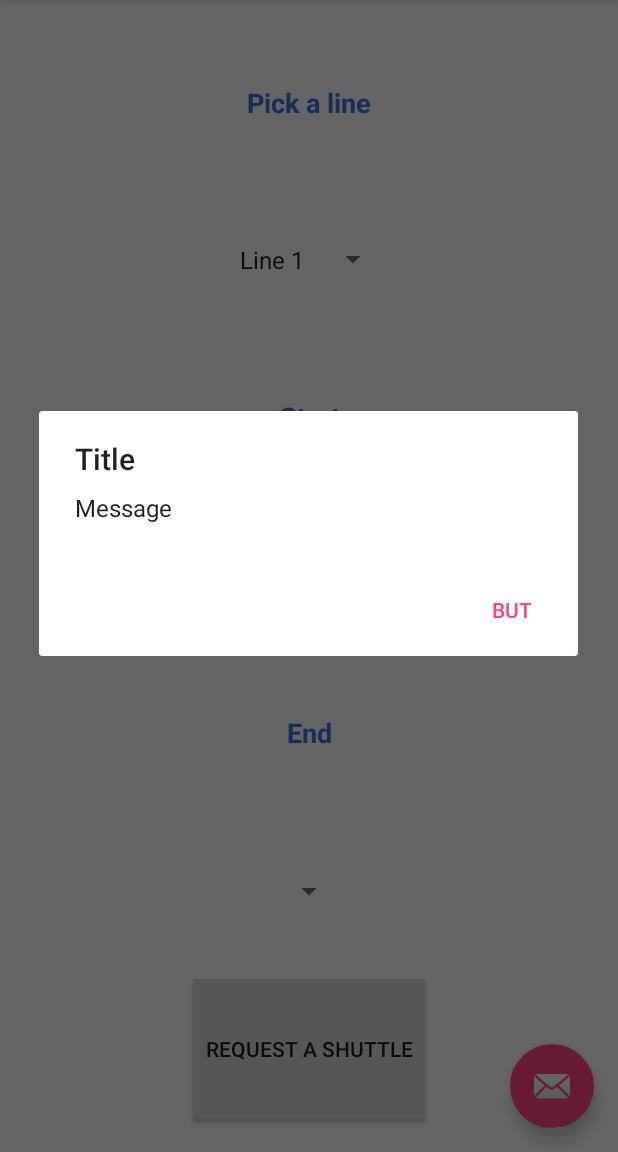
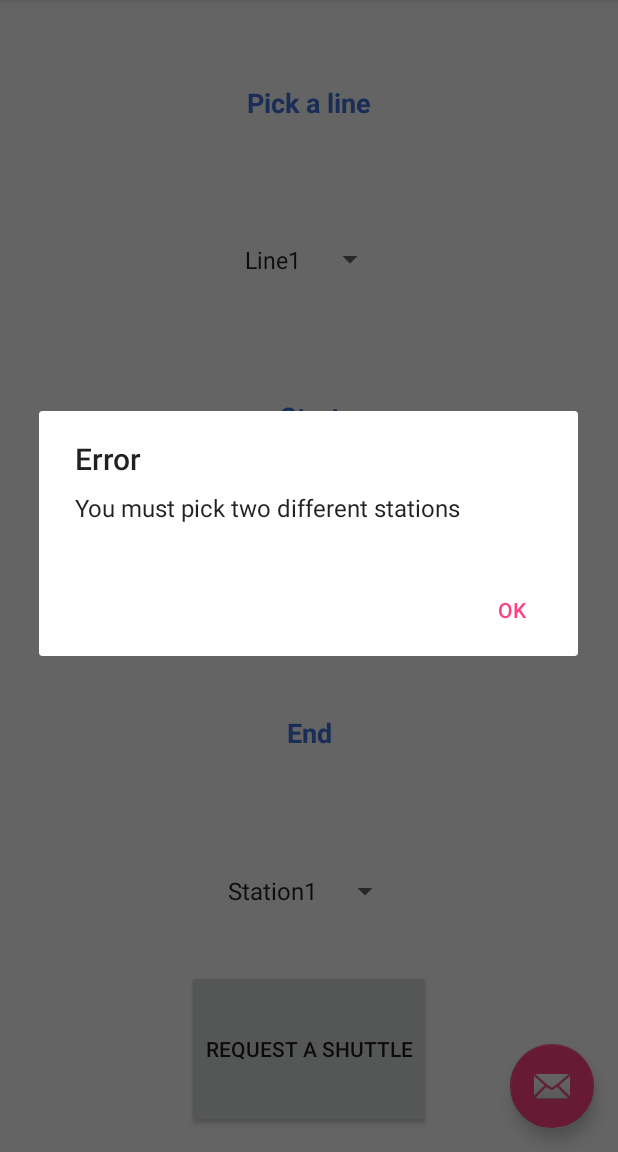
Before and after one commit to Fabsgreg/Android_NavyaTraveller, an Android app: the fragment GoFragment placed in its activity, after a tap on "REQUEST A SHUTTLE", on a phone screen of 412 x 824 dp, the part 84-1236 px from its top. Run offline under Robolectric (Android 15) with nearby library versions, the phone set to English and light mode, and no system bars.

Commit message:
Google Map fragment - Updated (Fix the crash during init on Android device running on API18 or lower) Go Fragment - Updated (Change list of items dynamically)

```diff
--- a/app/build.gradle
+++ b/app/build.gradle
@@ -7,7 +7,7 @@ android {
     defaultConfig {
         applicationId "navya.tech.navyatraveller"
         minSdkVersion 17
-        targetSdkVersion 21
+        targetSdkVersion 18
         versionCode 1
         versionName "1.0"
     }
--- a/app/src/main/java/navya/tech/navyatraveller/Fragments/GoFragment.java
+++ b/app/src/main/java/navya/tech/navyatraveller/Fragments/GoFragment.java
@@ -9,39 +9,77 @@ import android.support.v7.app.AlertDialog;
 import android.view.LayoutInflater;
 import android.view.View;
 import android.view.ViewGroup;
+import android.widget.AdapterView;
 import android.widget.ArrayAdapter;
 import android.widget.Button;
 import android.widget.Spinner;
 
 
-import java.io.ByteArrayOutputStream;
 import java.util.ArrayList;
 import java.util.List;
 
+import navya.tech.navyatraveller.Databases.Line;
+import navya.tech.navyatraveller.Databases.MyDBHandler;
+import navya.tech.navyatraveller.Databases.Station;
 import navya.tech.navyatraveller.R;
 
 /**
  * Created by gregoire.frezet on 24/03/2016.
  */
-public class GoFragment extends Fragment implements View.OnClickListener {
+public class GoFragment extends Fragment implements View.OnClickListener, AdapterView.OnItemSelectedListener {
 
     private Button goBouton;
+    private Spinner goSpinnerLine ,goSpinnerStart, goSpinnerEnd;
+    private ArrayAdapter<String> goSpLinAdap, goSpStaAdap, goSpEndAdap;
+
+    private MyDBHandler mDBHandler;
 
     @Override
     public View onCreateView(LayoutInflater inflater, ViewGroup container, Bundle savedInstanceState) {
 
         View v = inflater.inflate(R.layout.go_fragment, container, false);
 
-        String [] values =
-                {"Line 1","Line 2","Line 3","Line 4","Line 5","Line 6","Line 7","Line 8",};
-        Spinner spinner = (Spinner) v.findViewById(R.id.spinner);
-        ArrayAdapter<String> LTRadapter = new ArrayAdapter<String>(this.getActivity(), android.R.layout.simple_spinner_item, values);
-        LTRadapter.setDropDownViewResource(android.R.layout.simple_dropdown_item_1line);
-        spinner.setAdapter(LTRadapter);
+        mDBHandler = new MyDBHandler(this.getActivity());
 
+        List<Line> myLines = new ArrayList<Line>();
+        List<String> values = new ArrayList<String>();
+
+        myLines = mDBHandler.getAllLines();
+        if (myLines != null && !myLines.isEmpty()) {
+            for (Line e : myLines) {
+                values.add(e.getName());
+            }
+        }
+
+        goSpinnerLine = (Spinner) v.findViewById(R.id.spinnerLine);
+        goSpLinAdap = new ArrayAdapter<String>(this.getActivity(), android.R.layout.simple_spinner_item, values);
+        goSpLinAdap.setDropDownViewResource(android.R.layout.simple_dropdown_item_1line);
+        goSpinnerLine.setAdapter(goSpLinAdap);
+        goSpinnerLine.setOnItemSelectedListener(this);
+
+        goSpinnerStart = (Spinner) v.findViewById(R.id.spinnerStart);
+        goSpStaAdap = new ArrayAdapter<String>(this.getActivity(), android.R.layout.simple_spinner_item, new ArrayList<String>());
+        goSpStaAdap.setDropDownViewResource(android.R.layout.simple_dropdown_item_1line);
+        goSpinnerStart.setAdapter(goSpStaAdap);
+        goSpinnerStart.setOnItemSelectedListener(this);
+
+        goSpinnerEnd = (Spinner) v.findViewById(R.id.spinnerEnd);
+        goSpEndAdap = new ArrayAdapter<String>(this.getActivity(), android.R.layout.simple_spinner_item, new ArrayList<String>());
+        goSpEndAdap.setDropDownViewResource(android.R.layout.simple_dropdown_item_1line);
+        goSpinnerEnd.setAdapter(goSpEndAdap);
+        goSpinnerEnd.setOnItemSelectedListener(this);
 
         goBouton = (Button) v.findViewById(R.id.go_button);
         goBouton.setOnClickListener(this);
+
+
+
+
+/*        goSpinnerStart = (Spinner) v.findViewById(R.id.spinnerStart);
+        goSpinnerStart.setOnItemSelectedListener(this);
+
+        goSpinnerEnd = (Spinner) v.findViewById(R.id.spinnerEnd);
+        goSpinnerEnd.setOnItemSelectedListener(this);*/
 
         return v;
     }
@@ -73,21 +111,65 @@ public class GoFragment extends Fragment implements View.OnClickListener {
             //t.replace(R.id.content_frame, mFrag, "ToolFragment");
             //t.commit();
 
+            Context context = getActivity();
+            AlertDialog ad = new AlertDialog.Builder(context).create();
+            ad.setCancelable(false);
 
-            Context context = getActivity();
-            AlertDialog ad = new AlertDialog.Builder(context)
-                    .create();
-            ad.setCancelable(false);
-            ad.setTitle("Title");
-            ad.setMessage("Message");
-            ad.setButton(-1, "but", new DialogInterface.OnClickListener() {
+            if (goSpinnerStart.getSelectedItem().toString() == goSpinnerEnd.getSelectedItem().toString()){
+                ad.setTitle("Error");
+                ad.setMessage("You must pick two different stations");
+                ad.setButton(-1, "OK", new DialogInterface.OnClickListener() {
 
-                public void onClick(DialogInterface dialog, int which) {
-                    dialog.dismiss();
-                }
-            });
+                    public void onClick(DialogInterface dialog, int which) {
+                        dialog.dismiss();
+                    }
+                });
+            }
+            else {
+                ad.setTitle("Congratulation");
+                ad.setMessage("Your shuttle has been requested");
+                ad.setButton(-1, "OK", new DialogInterface.OnClickListener() {
+
+                    public void onClick(DialogInterface dialog, int which) {
+                        dialog.dismiss();
+                    }
+                });
+            }
+
             ad.show();
         }
     }
 
+    @Override
+    public void onItemSelected(AdapterView<?> parent, View view, int pos, long id) {
+
+        Spinner spinner = (Spinner) parent;
+
+        if (spinner.getId() == R.id.spinnerLine)
+        {
+            List<Station> myStations = new ArrayList<Station>();
+            List<String> values = new ArrayList<String>();
+
+            goSpStaAdap.clear();
+            goSpEndAdap.clear();
+
+            myStations = mDBHandler.getStationsOfLine(parent.getItemAtPosition(pos).toString());
+            if (myStations != null && !myStations.isEmpty()) {
+                for (Station e : myStations) {
+                    goSpEndAdap.add(e.getSationName());
+                    goSpStaAdap.add(e.getSationName());
+                }
+            }
+            goSpEndAdap.notifyDataSetChanged();
+            goSpStaAdap.notifyDataSetChanged();
+        }
+
+    }
+
+    @Override
+    public void onNothingSelected(AdapterView parent) {
+        // Do nothing.
+    }
+
+
 }
--- a/app/src/main/java/navya/tech/navyatraveller/MainActivity.java
+++ b/app/src/main/java/navya/tech/navyatraveller/MainActivity.java
@@ -26,6 +26,8 @@ import navya.tech.navyatraveller.Fragments.QRcodeFragment;
 
 public class MainActivity extends AppCompatActivity implements NavigationView.OnNavigationItemSelectedListener {
 
+    private MyDBHandler mDBHandler;
+
     @Override
     protected void onCreate(Bundle savedInstanceState) {
         super.onCreate(savedInstanceState);
@@ -52,22 +54,22 @@ public class MainActivity extends AppCompatActivity implements NavigationView.On
         navigationView.setNavigationItemSelectedListener(this);
 
 
-
-        MyDBHandler mDBHandler = new MyDBHandler(this);
-
+        mDBHandler = new MyDBHandler(this);
         mDBHandler.Reset();
         mDBHandler.createLine("Line1");
         mDBHandler.createStation("Station1", "Line1");
         mDBHandler.createStation("Station2", "Line1");
+        mDBHandler.createStation("Station3", "Line1");
+        //mDBHandler.createStation("Station4", "Line1");
+        //mDBHandler.createStation("Station5", "Line1");
 
         mDBHandler.createLine("Line2");
-        mDBHandler.createStation("Station3", "Line2");
-        mDBHandler.createStation("Station4", "Line2");
+        mDBHandler.createStation("StationA", "Line2");
+        mDBHandler.createStation("StationB", "Line2");
+        mDBHandler.createStation("StationC", "Line2");
+        mDBHandler.createStation("StationD", "Line2");
+        mDBHandler.createStation("StationE", "Line2");
 
-        List<Station> myStations = new ArrayList<Station>();
-        myStations = mDBHandler.getStationsOfLine("Line2");
-
-        int a;
     }
 
     @Override
--- a/app/src/main/res/layout/go_fragment.xml
+++ b/app/src/main/res/layout/go_fragment.xml
@@ -20,7 +20,7 @@
     <Spinner
         android:layout_width="wrap_content"
         android:layout_height="0dp"
-        android:id="@+id/spinner"
+        android:id="@+id/spinnerLine"
         android:layout_below="@+id/textView2"
         android:layout_alignParentStart="false"
         android:layout_gravity="bottom|center"
@@ -35,7 +35,7 @@
         android:id="@+id/textView3"
         android:textStyle="bold"
         android:textColor="#4070da"
-        android:layout_below="@+id/spinner"
+        android:layout_below="@+id/spinnerLine"
         android:layout_alignEnd="@+id/textView4"
         android:layout_weight="1"
         android:gravity="center" />
@@ -43,7 +43,7 @@
     <Spinner
         android:layout_width="wrap_content"
         android:layout_height="0dp"
-        android:id="@+id/spinner2"
+        android:id="@+id/spinnerStart"
         android:clickable="false"
         android:scrollIndicators="right"
         android:visibility="visible"
@@ -63,7 +63,7 @@
         android:id="@+id/textView4"
         android:textStyle="bold"
         android:textColor="#4070da"
-        android:layout_below="@+id/spinner2"
+        android:layout_below="@+id/spinnerStart"
         android:layout_centerHorizontal="true"
         android:layout_weight="1"
         android:gravity="center" />
@@ -71,7 +71,7 @@
     <Spinner
         android:layout_width="wrap_content"
         android:layout_height="0dp"
-        android:id="@+id/spinner3"
+        android:id="@+id/spinnerEnd"
         android:layout_below="@+id/textView4"
         android:layout_alignParentStart="false"
         android:layout_weight="1"
@@ -84,7 +84,7 @@
         android:text="Request a shuttle"
         android:id="@+id/go_button"
         android:onClick="Myclick"
-        android:layout_below="@+id/spinner3"
+        android:layout_below="@+id/spinnerEnd"
         android:layout_centerHorizontal="true"
         android:layout_weight="1"
         android:gravity="center"
```
Also changed, not shown: app/src/main/java/navya/tech/navyatraveller/Fragments/GmapFragment.java (+51 -4 lines), app/src/main/res/layout/gmap_fragment.xml (+7 -2 lines).
